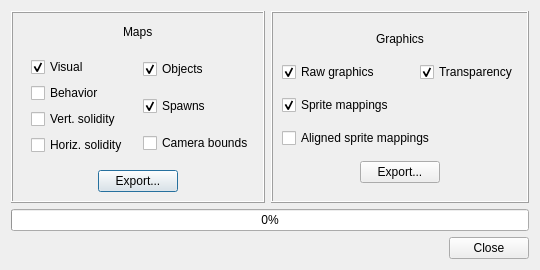
Above: libtales-qt/graphicsexportdialog.ui from suppertails66/tales before the change. Below: the same form after it.
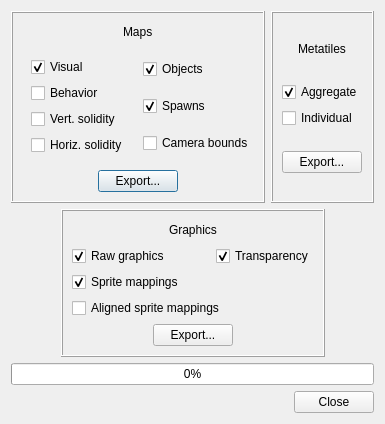
That is the form after the change.

Commit message: Implement metatile exporting in resource exporter

The edit to the form file:
```diff
--- a/libtales-qt/graphicsexportdialog.ui
+++ b/libtales-qt/graphicsexportdialog.ui
@@ -6,16 +6,16 @@
    <rect>
     <x>0</x>
     <y>0</y>
-    <width>540</width>
-    <height>210</height>
+    <width>372</width>
+    <height>382</height>
    </rect>
   </property>
   <property name="windowTitle">
    <string>Export Resources</string>
   </property>
-  <layout class="QVBoxLayout" name="verticalLayout_5">
+  <layout class="QVBoxLayout" name="verticalLayout_7">
    <item>
-    <layout class="QHBoxLayout" name="horizontalLayout_8">
+    <layout class="QHBoxLayout" name="horizontalLayout_11">
      <item>
       <widget class="QFrame" name="frame">
        <property name="frameShape">
@@ -188,6 +188,136 @@
        <property name="frameShadow">
         <enum>QFrame::Raised</enum>
        </property>
+       <layout class="QVBoxLayout" name="verticalLayout_6">
+        <item>
+         <layout class="QHBoxLayout" name="horizontalLayout_8">
+          <item>
+           <spacer name="horizontalSpacer_10">
+            <property name="orientation">
+             <enum>Qt::Horizontal</enum>
+            </property>
+            <property name="sizeHint" stdset="0">
+             <size>
+              <width>40</width>
+              <height>20</height>
+             </size>
+            </property>
+           </spacer>
+          </item>
+          <item>
+           <widget class="QLabel" name="label_3">
+            <property name="sizePolicy">
+             <sizepolicy hsizetype="Preferred" vsizetype="Maximum">
+              <horstretch>0</horstretch>
+              <verstretch>0</verstretch>
+             </sizepolicy>
+            </property>
+            <property name="text">
+             <string>Metatiles</string>
+            </property>
+           </widget>
+          </item>
+          <item>
+           <spacer name="horizontalSpacer_11">
+            <property name="orientation">
+             <enum>Qt::Horizontal</enum>
+            </property>
+            <property name="sizeHint" stdset="0">
+             <size>
+              <width>40</width>
+              <height>20</height>
+             </size>
+            </property>
+           </spacer>
+          </item>
+         </layout>
+        </item>
+        <item>
+         <layout class="QVBoxLayout" name="verticalLayout_5">
+          <item>
+           <widget class="QCheckBox" name="metatileAggregateBox">
+            <property name="text">
+             <string>Aggregate</string>
+            </property>
+            <property name="checked">
+             <bool>true</bool>
+            </property>
+           </widget>
+          </item>
+          <item>
+           <widget class="QCheckBox" name="metatileIndividualBox">
+            <property name="text">
+             <string>Individual</string>
+            </property>
+           </widget>
+          </item>
+         </layout>
+        </item>
+        <item>
+         <layout class="QHBoxLayout" name="horizontalLayout_10">
+          <item>
+           <spacer name="horizontalSpacer_14">
+            <property name="orientation">
+             <enum>Qt::Horizontal</enum>
+            </property>
+            <property name="sizeHint" stdset="0">
+             <size>
+              <width>40</width>
+              <height>20</height>
+             </size>
+            </property>
+           </spacer>
+          </item>
+          <item>
+           <widget class="QPushButton" name="metatileExportButton">
+            <property name="text">
+             <string>Export...</string>
+            </property>
+           </widget>
+          </item>
+          <item>
+           <spacer name="horizontalSpacer_15">
+            <property name="orientation">
+             <enum>Qt::Horizontal</enum>
+            </property>
+            <property name="sizeHint" stdset="0">
+             <size>
+              <width>40</width>
+              <height>20</height>
+             </size>
+            </property>
+           </spacer>
+          </item>
+         </layout>
+        </item>
+       </layout>
+      </widget>
+     </item>
+    </layout>
+   </item>
+   <item>
+    <layout class="QHBoxLayout" name="horizontalLayout_9">
+     <item>
+      <spacer name="horizontalSpacer_12">
+       <property name="orientation">
+        <enum>Qt::Horizontal</enum>
+       </property>
+       <property name="sizeHint" stdset="0">
+        <size>
+         <width>40</width>
+         <height>20</height>
+        </size>
+       </property>
+      </spacer>
+     </item>
+     <item>
+      <widget class="QFrame" name="frame_2">
+       <property name="frameShape">
+        <enum>QFrame::Box</enum>
+       </property>
+       <property name="frameShadow">
+        <enum>QFrame::Raised</enum>
+       </property>
        <layout class="QVBoxLayout" name="verticalLayout_4">
         <item>
          <layout class="QHBoxLayout" name="horizontalLayout_4">
@@ -339,6 +469,19 @@
        </layout>
       </widget>
      </item>
+     <item>
+      <spacer name="horizontalSpacer_13">
+       <property name="orientation">
+        <enum>Qt::Horizontal</enum>
+       </property>
+       <property name="sizeHint" stdset="0">
+        <size>
+         <width>40</width>
+         <height>20</height>
+        </size>
+       </property>
+      </spacer>
+     </item>
     </layout>
    </item>
    <item>
```
The commit also changes 8 other files.
